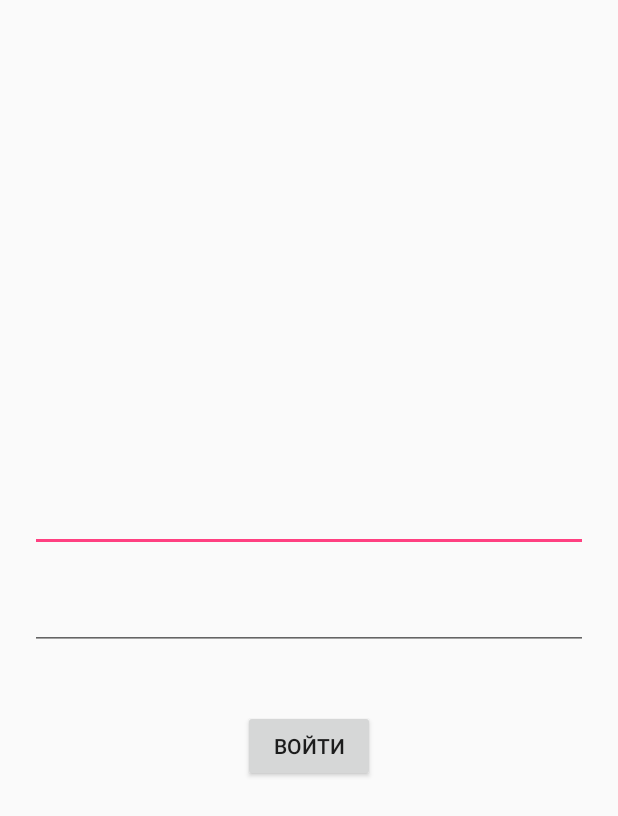
After one commit to AndroidInvasion/SecretBook, an Android app: the layout activity_auth.xml on its own in the app's theme, with its tools: preview values and no code run, on a phone screen of 412 x 824 dp. The commit adds this screen. Shown: the top 816 px of the screen. Run offline under Robolectric (Android 15) with nearby library versions, the phone set to English and light mode, and no system bars.

Commit message:
Add sample with auth logic

```diff
--- /dev/null
+++ b/app/src/main/res/layout/activity_auth.xml
@@ -0,0 +1,76 @@
+<?xml version="1.0" encoding="utf-8"?>
+<LinearLayout xmlns:android="http://schemas.android.com/apk/res/android"
+    xmlns:tools="http://schemas.android.com/tools"
+    android:layout_width="match_parent"
+    android:layout_height="match_parent"
+    android:gravity="center"
+    android:orientation="vertical">
+
+    <LinearLayout
+        android:layout_width="match_parent"
+        android:layout_height="wrap_content"
+        android:layout_marginEnd="20dp"
+        android:layout_marginStart="20dp"
+        android:layout_marginTop="10dp"
+        android:gravity="center"
+        android:orientation="vertical">
+
+        <EditText
+            android:id="@+id/editTextLogin"
+            android:layout_width="match_parent"
+            android:layout_height="wrap_content"
+            android:layout_marginTop="10dp" />
+
+        <TextView
+            android:id="@+id/errorLoginText"
+            android:layout_width="wrap_content"
+            android:layout_height="wrap_content"
+            android:gravity="center"
+            android:textColor="@android:color/holo_red_dark"
+            android:visibility="gone"
+            tools:text="Error" />
+    </LinearLayout>
+
+    <LinearLayout
+        android:layout_width="match_parent"
+        android:layout_height="wrap_content"
+        android:layout_marginEnd="20dp"
+        android:layout_marginStart="20dp"
+        android:layout_marginTop="10dp"
+        android:gravity="center"
+        android:orientation="vertical">
+
+        <EditText
+            android:id="@+id/editTextPassword"
+            android:layout_width="match_parent"
+            android:layout_height="wrap_content"
+            android:layout_marginTop="10dp"
+            android:inputType="textPassword" />
+
+        <TextView
+            android:id="@+id/errorPasswordText"
+            android:layout_width="wrap_content"
+            android:layout_height="wrap_content"
+            android:textColor="@android:color/holo_red_dark"
+            android:visibility="gone"
+            tools:text="Error" />
+    </LinearLayout>
+
+    <LinearLayout
+        android:layout_width="wrap_content"
+        android:layout_height="wrap_content"
+        android:layout_marginTop="40dp">
+
+        <ProgressBar
+            android:id="@+id/progressLogin"
+            android:layout_width="wrap_content"
+            android:layout_height="wrap_content"
+            android:visibility="gone" />
+
+        <Button
+            android:id="@+id/buttonLogin"
+            android:layout_width="wrap_content"
+            android:layout_height="wrap_content"
+            android:text="@string/auth_activity_button" />
+    </LinearLayout>
+</LinearLayout>
```
Also changed, not shown: app/build.gradle (+25 -9 lines), app/src/main/AndroidManifest.xml (+6 -1 lines), app/src/main/java/ru/androidinvasion/secretbook/App.kt (+12 -0 lines), app/src/main/java/ru/androidinvasion/secretbook/data/auth/UserModel.kt (added, +10 -0 lines), app/src/main/java/ru/androidinvasion/secretbook/di/app/AppComponent.kt (added, +17 -0 lines), app/src/main/java/ru/androidinvasion/secretbook/di/app/AppModule.kt (added, +26 -0 lines), app/src/main/java/ru/androidinvasion/secretbook/di/auth/AuthComponent.kt (added, +16 -0 lines), app/src/main/java/ru/androidinvasion/secretbook/di/auth/AuthModule.kt (added, +32 -0 lines), app/src/main/java/ru/androidinvasion/secretbook/di/auth/AuthScope.kt (added, +13 -0 lines), app/src/main/java/ru/androidinvasion/secretbook/interactor/auth/AuthInteractor.kt (added, +21 -0 lines), app/src/main/java/ru/androidinvasion/secretbook/interactor/auth/IAuthInteractor.kt (added, +16 -0 lines), app/src/main/java/ru/androidinvasion/secretbook/repositories/auth/AuthRepository.kt (added, +37 -0 lines), app/src/main/java/ru/androidinvasion/secretbook/repositories/auth/IAuthRepository.kt (added, +16 -0 lines), app/src/main/java/ru/androidinvasion/secretbook/utils/Constants.kt (added, +16 -0 lines), 5 more files.
